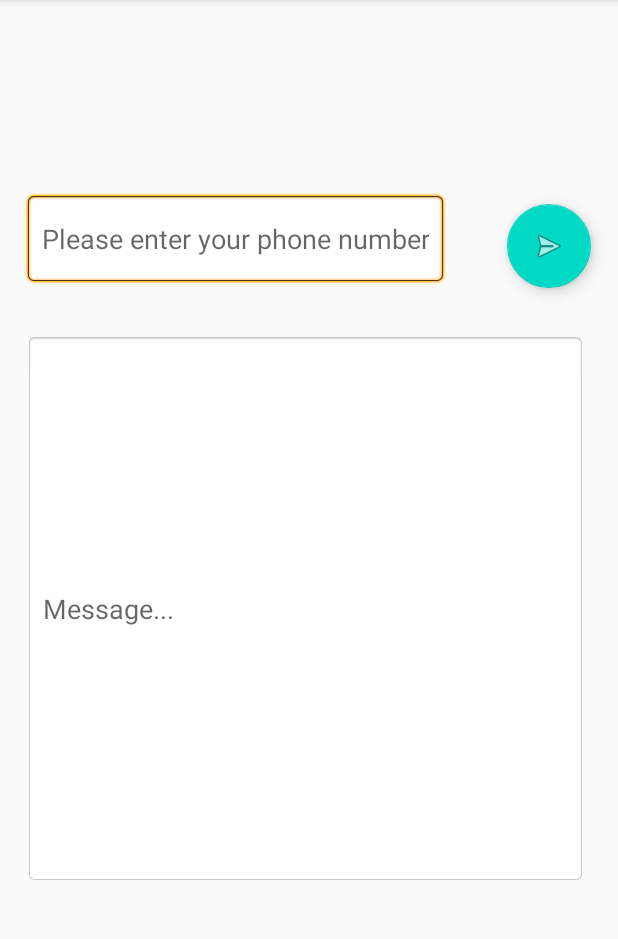
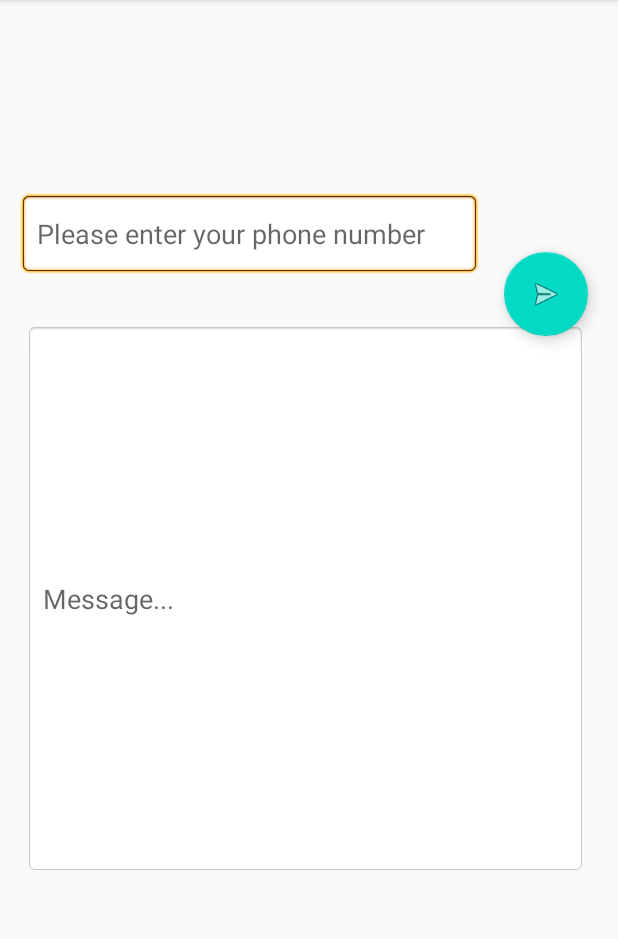
Before and after one commit to Raikonerr/tpAndroid, an Android app: the SendSMSActivity screen opened directly, with no data from a screen before it, on a phone screen of 412 x 824 dp, the part 84-1023 px from its top. Run offline under Robolectric (Android 15) with nearby library versions, the light colour scheme and no system bars.

Commit message:
Update layout for phone number input

```diff
--- a/SystemCapabilitiesActivity/app/src/main/res/layout/activity_send_smsactivity.xml
+++ b/SystemCapabilitiesActivity/app/src/main/res/layout/activity_send_smsactivity.xml
@@ -8,8 +8,8 @@
 
     <EditText
         android:id="@+id/PhoneNo"
-        android:layout_width="282dp"
-        android:layout_height="62dp"
+        android:layout_width="307dp"
+        android:layout_height="55dp"
         android:layout_marginTop="128dp"
         android:background="@android:drawable/editbox_background"
         android:hint="Please enter your phone number"
@@ -38,13 +38,13 @@
         android:id="@+id/sendbtn"
         android:layout_width="wrap_content"
         android:layout_height="wrap_content"
-        android:layout_marginStart="40dp"
-        android:layout_marginBottom="576dp"
+        android:layout_marginStart="16dp"
+        android:layout_marginBottom="544dp"
         android:clickable="true"
         android:focusable="true"
+        android:onClick="onSend"
         app:layout_constraintBottom_toBottomOf="parent"
         app:layout_constraintStart_toEndOf="@+id/PhoneNo"
-        app:srcCompat="@android:drawable/ic_menu_send"
-        android:onClick="onSend"/>
+        app:srcCompat="@android:drawable/ic_menu_send" />
 
 </android.support.constraint.ConstraintLayout>
```
